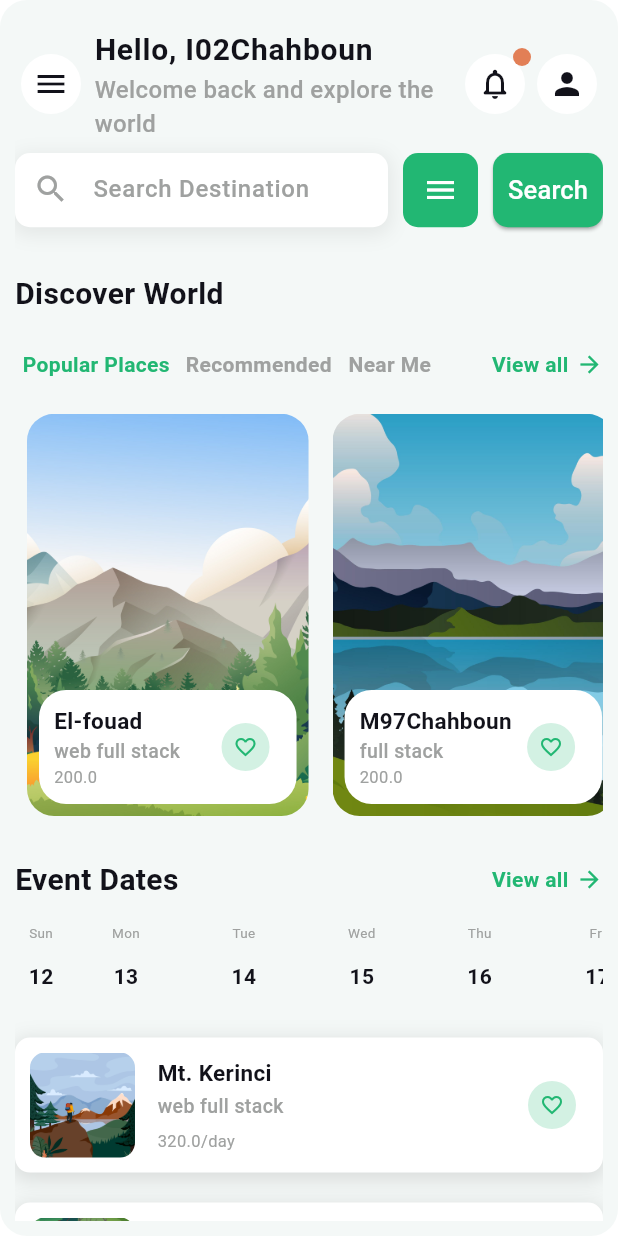
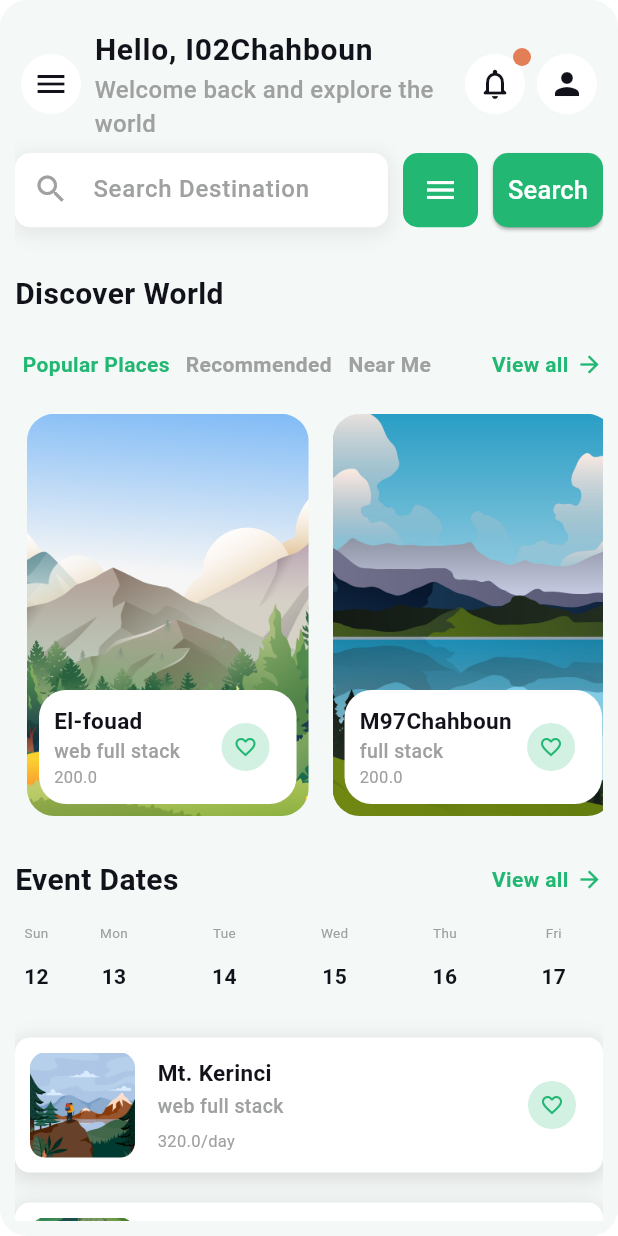
Before and after one commit to I02chahboun/flutter_responsive_template, a Flutter app: the screen it shows after launch, on a phone screen of 412 x 824 dp. Run offline on Flutter 3.47's test engine with Material 2 defaults, Android fonts, the phone set to English and light mode, and no system bars.

Commit message:
fix overflow

```diff
--- a/lib/widgets/date_button.dart
+++ b/lib/widgets/date_button.dart
@@ -23,8 +23,6 @@ class DateButton extends StatelessWidget {
         borderRadius: BorderRadius.vertical(
             top: Radius.circular(30), bottom: Radius.circular(30)),
       ),
-      child: AspectRatio(
-        aspectRatio: 0.6,
       child: Container(
         padding: const EdgeInsets.symmetric(horizontal: 6, vertical: 6),
         decoration: BoxDecoration(
@@ -40,8 +38,7 @@ class DateButton extends StatelessWidget {
                 child: Text(
                   day,
                   style: TextStyles.body.copyWith(
-                        color: isSelected ? AppColors.white : null,
-                        fontSize: 9),
+                      color: isSelected ? AppColors.white : null, fontSize: 9),
                 ),
               ),
               Text(
@@ -52,7 +49,6 @@ class DateButton extends StatelessWidget {
               ),
             ]),
       ),
-      ),
     );
   }
 }
```
Lines whose indentation alone changed are shown as unchanged.
